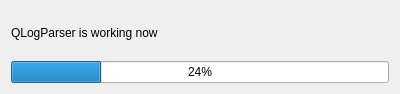
Old version of the form progresswindow.ui in the repository ABarnasFLY/QLogNEU.
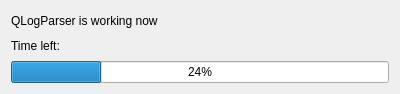
New version of the form.

Diff of the .ui file:
```diff
--- a/progresswindow.ui
+++ b/progresswindow.ui
@@ -25,21 +25,28 @@
   <property name="windowTitle">
    <string>Dialog</string>
   </property>
-  <layout class="QGridLayout" name="gridLayout">
-   <item row="1" column="0" colspan="2">
+  <layout class="QVBoxLayout" name="verticalLayout">
+   <item>
+    <widget class="QLabel" name="label">
+     <property name="text">
+      <string>QLogParser is working now</string>
+     </property>
+    </widget>
+   </item>
+   <item>
+    <widget class="QLabel" name="timeLeft">
+     <property name="text">
+      <string>Time left:</string>
+     </property>
+    </widget>
+   </item>
+   <item>
     <widget class="QProgressBar" name="progressBar">
      <property name="value">
       <number>24</number>
      </property>
     </widget>
    </item>
-   <item row="0" column="0">
-    <widget class="QLabel" name="label">
-     <property name="text">
-      <string>QLogParser is working now</string>
-     </property>
-    </widget>
-   </item>
   </layout>
  </widget>
  <resources/>
```
